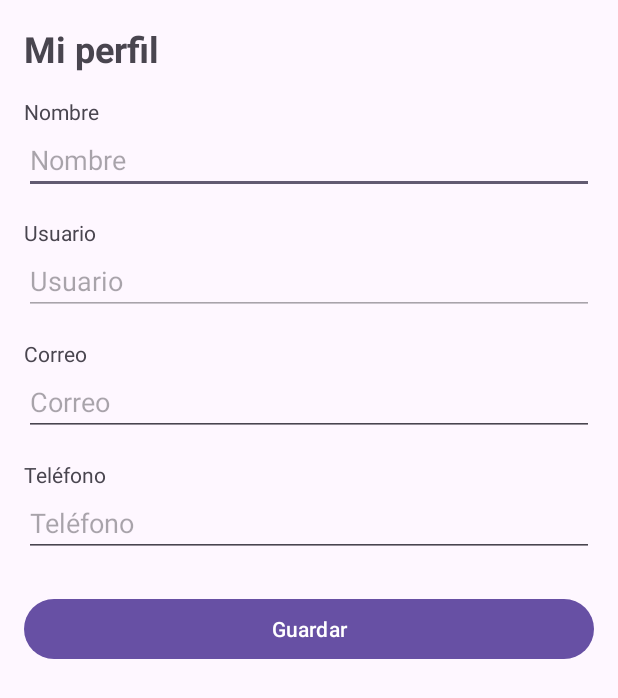
After one commit to JeanPierreTL/APP-ANDROID-VENTA, an Android app: the PerfilActivity screen opened directly, with no data from a screen before it, on a phone screen of 412 x 824 dp. The commit adds this screen. Shown: the top 698 px of the screen. Run offline under Robolectric (Android 15) with nearby library versions, the phone set to English and light mode, and no system bars; 1 statement that could not run was skipped.

Commit message:
24-11-2024

```diff
--- a/build.gradle.kts
+++ b/build.gradle.kts
@@ -1,5 +1,5 @@
 plugins {
-    id("com.android.application") version "8.7.2"
+    id("com.android.application") version "8.2.2"
     }
 
     allprojects {
@@ -55,7 +55,6 @@ dependencies {
     androidTestImplementation("androidx.test.ext:junit:1.2.1")
     androidTestImplementation("androidx.test.espresso:espresso-core:3.6.1")
     implementation("net.sourceforge.jtds:jtds:1.3.1")
-
     implementation("com.squareup.retrofit2:retrofit:2.9.0")
     implementation("com.squareup.retrofit2:converter-gson:2.9.0")
     implementation("com.squareup.okhttp3:okhttp:4.9.0")
--- a/settings.gradle.kts
+++ b/settings.gradle.kts
@@ -11,4 +11,4 @@ dependencyResolutionManagement {
         mavenCentral()
     }
 }
-rootProject.name = "PAPEROSOF" // Cambia "MyApplication" por el nombre de tu proyecto
+rootProject.name = "MyApplication" // Cambia "MyApplication" por el nombre de tu proyecto
--- a/src/main/AndroidManifest.xml
+++ b/src/main/AndroidManifest.xml
@@ -15,16 +15,18 @@
         android:supportsRtl="true"
         android:theme="@style/Theme.MyApplication"
         tools:targetApi="31">
-
+        <activity
+            android:name=".Activity.PerfilActivity"
+            android:exported="false" />
         <activity
             android:name=".Activity.FacturaRucActivity"
             android:exported="true">
             <intent-filter>
                 <action android:name="com.example.myapplication.FACTURA_RUC" />
+
                 <category android:name="android.intent.category.DEFAULT" />
             </intent-filter>
         </activity>
-
         <activity
             android:name=".Activity.PersonalisacionActivity"
             android:exported="false" />
--- a/src/main/java/com/example/myapplication/Activity/LoginActivity.java
+++ b/src/main/java/com/example/myapplication/Activity/LoginActivity.java
@@ -64,6 +64,7 @@ public class LoginActivity extends AppCompatActivity {
                     progressDialog.dismiss(); // Cerrar el ProgressDialog
                     if (esValido) {
                         Intent intent = new Intent(LoginActivity.this, HomeActivity.class);
+                        intent.putExtra("usuario_logeado", usuarioInput);
                         startActivity(intent);
                         finish();
                     } else {
--- /dev/null
+++ b/src/main/java/com/example/myapplication/Activity/PerfilActivity.java
@@ -0,0 +1,165 @@
+package com.example.myapplication.Activity;
+
+import android.app.AlertDialog;
+import android.app.Dialog;
+import android.content.Intent;
+import android.graphics.drawable.ColorDrawable;
+import android.os.Bundle;
+import android.os.Handler;
+import android.view.ViewGroup;
+import android.widget.Button;
+import android.widget.EditText;
+import android.widget.TextView;
+import android.widget.Toast;
+
+import androidx.activity.EdgeToEdge;
+import androidx.appcompat.app.AppCompatActivity;
+
+import com.example.myapplication.Models.Cliente;
+import com.example.myapplication.Models.ClienteDAO;
+import com.example.myapplication.Models.ClienteDAOImpl;
+import com.example.myapplication.Models.SQLServerConnector;
+import com.example.myapplication.R;
+import com.example.myapplication.R;
+
+public class PerfilActivity extends AppCompatActivity {
+    private EditText etNombre, etUsuario, etCorreo, etTelefono;
+    private Button btnGuardar;
+    private ClienteDAO clienteDAO;
+    private Cliente clienteLogeado;
+
+    @Override
+    protected void onCreate(Bundle savedInstanceState) {
+        super.onCreate(savedInstanceState);
+        EdgeToEdge.enable(this);
+        setContentView(R.layout.activity_user_perfil);
+        etNombre = findViewById(R.id.etNombre);
+        etUsuario = findViewById(R.id.etUsuario);
+        etCorreo = findViewById(R.id.etCorreo);
+        etTelefono = findViewById(R.id.etTelefono);
+        btnGuardar = findViewById(R.id.btnGuardar);
+
+        SQLServerConnector sqlConnector = new SQLServerConnector();
+        clienteDAO = new ClienteDAOImpl(sqlConnector);
+
+        Intent intent = getIntent();
+        if (intent != null && intent.hasExtra("usuario_logeado")) {
+            String usuarioLogeado = intent.getStringExtra("usuario_logeado");
+            clienteLogeado = clienteDAO.obtenerClientePorUsuario(usuarioLogeado);
+
+            if (clienteLogeado != null) {
+                cargarDatosUsuario();
+            } else {
+                Toast.makeText(this, "Error al cargar los datos del usuario", Toast.LENGTH_SHORT).show();
+            }
+        } else {
+            Toast.makeText(this, "No se pudo obtener el usuario logeado", Toast.LENGTH_SHORT).show();
+            finish(); // Cerrar la actividad si no se pasa un usuario
+        }
+
+        btnGuardar.setOnClickListener(v -> guardarCambios());
+
+
+
+    }
+
+    private void cargarDatosUsuario() {
+        // Cargar los datos del cliente en los campos de texto
+        if (clienteLogeado != null) {
+            etNombre.setText(clienteLogeado.getNombre());
+            etUsuario.setText(clienteLogeado.getUsuario());
+            etCorreo.setText(clienteLogeado.getCorreo());
+            etTelefono.setText(clienteLogeado.getTelefono());
+            etUsuario.setEnabled(false); // Desactivar el campo de usuario para que no sea editable
+        } else {
+            Toast.makeText(this, "Error: No se pudieron cargar los datos del usuario", Toast.LENGTH_SHORT).show();
+        }
+    }
+
+    private void guardarCambios() {
+        // Obtener los datos actualizados de los campos
+        String nuevoNombre = etNombre.getText().toString().trim();
+        String nuevoCorreo = etCorreo.getText().toString().trim();
+        String nuevoTelefono = etTelefono.getText().toString().trim();
+
+        // Validar los campos
+        if (nuevoNombre.isEmpty()) {
+            etNombre.setError("El nombre no puede estar vacío");
+            return;
+        }
+        if (nuevoCorreo.isEmpty()) {
+            etCorreo.setError("El correo no puede estar vacío");
+            return;
+        }
+        if (!nuevoTelefono.matches("\\d{9}")) {
+            etTelefono.setError("El teléfono debe tener 9 dígitos");
+            return;
+        }
+
+        // Mostrar un diálogo de confirmación con los datos actuales
+        String mensajeConfirmacion = "Datos actuales:\n\n" +
+                "Nombre: " + clienteLogeado.getNombre() + "\n" +
+                "Correo: " + clienteLogeado.getCorreo() + "\n" +
+                "Teléfono: " + clienteLogeado.getTelefono() + "\n\n" +
+                "¿Deseas guardar los nuevos datos?";
+
+        new AlertDialog.Builder(this)
+                .setTitle("Confirmar cambios")
+                .setMessage(mensajeConfirmacion)
+                .setPositiveButton("Guardar", (dialog, which) -> {
+                    // Actualizar los datos en el cliente logeado
+                    clienteLogeado.setNombre(nuevoNombre);
+                    clienteLogeado.setCorreo(nuevoCorreo);
+                    clienteLogeado.setTelefono(nuevoTelefono);
+
+                    // Guardar en la base de datos
+                    boolean resultado = clienteDAO.actualizarCliente(clienteLogeado);
+
+                    if (resultado) {
+                        mostrarDialogoAviso("¡Exito!");
+                    } else {
+                        Toast.makeText(this, "Error al guardar los cambios", Toast.LENGTH_SHORT).show();
+                    }
+                })
+                .setNegativeButton("Cancelar", null)
+                .show();
+    }
+
+    private void mostrarDialogoAviso(String mensaje) {
+        Dialog dialog = new Dialog(this);
+        dialog.setContentView(R.layout.alerta_confirmacion);
+        dialog.getWindow().setLayout(ViewGroup.LayoutParams.WRAP_CONTENT, ViewGroup.LayoutParams.WRAP_CONTENT);
+        dialog.getWindow().setBackgroundDrawable(new ColorDrawable(android.graphics.Color.TRANSPARENT));
+        dialog.setCancelable(true); // Permitir cerrar el diálogo al tocar fuera
+
+        // Configurar el mensaje
+       TextView dialogMessage = dialog.findViewById(R.id.dialogMessage);
+        dialogMessage.setText(mensaje);
+
+        // Mostrar el diálogo
+        dialog.show();
+
+        // Cerrar automáticamente después de 2 segundos
+        new Handler().postDelayed(dialog::dismiss, 2000);
+    }
+
+
+
+
+
+
+
+
+
+
+
+
+
+
+
+
+
+
+
+
+}
--- a/src/main/java/com/example/myapplication/Models/ClienteDAO.java
+++ b/src/main/java/com/example/myapplication/Models/ClienteDAO.java
@@ -6,6 +6,8 @@ public interface ClienteDAO {
     boolean existeUsuario(String usuario);
     boolean existeCorreo(String correo);
     boolean iniciarSesion(String usuario, String contrasena);
+    Cliente obtenerClientePorUsuario(String usuario);
+    boolean actualizarCliente(Cliente cliente);
 
 
 }
--- /dev/null
+++ b/src/main/res/layout/activity_user_perfil.xml
@@ -0,0 +1,81 @@
+<ScrollView xmlns:android="http://schemas.android.com/apk/res/android"
+    android:layout_width="match_parent"
+    android:layout_height="match_parent"
+    android:padding="16dp">
+
+    <LinearLayout
+        android:layout_width="match_parent"
+        android:layout_height="wrap_content"
+        android:orientation="vertical">
+
+        <!-- Título -->
+        <TextView
+            android:id="@+id/tvTitle"
+            android:layout_width="wrap_content"
+            android:layout_height="wrap_content"
+            android:text="Mi perfil"
+            android:textSize="24sp"
+            android:textStyle="bold"
+            android:layout_marginBottom="16dp" />
+
+        <!-- Campo Nombres -->
+        <TextView
+            android:layout_width="wrap_content"
+            android:layout_height="wrap_content"
+            android:text="Nombre"
+            android:textSize="14sp" />
+        <EditText
+            android:id="@+id/etNombre"
+            android:layout_width="match_parent"
+            android:layout_height="wrap_content"
+            android:hint="Nombre" />
+
+        <!-- Campo Usuario -->
+        <TextView
+            android:layout_width="wrap_content"
+            android:layout_height="wrap_content"
+            android:text="Usuario"
+            android:textSize="14sp"
+            android:layout_marginTop="16dp" />
+        <EditText
+            android:id="@+id/etUsuario"
+            android:layout_width="match_parent"
+            android:layout_height="wrap_content"
+            android:hint="Usuario"
+            android:enabled="false" />
+
+        <!-- Campo Correo -->
+        <TextView
+            android:layout_width="wrap_content"
+            android:layout_height="wrap_content"
+            android:text="Correo"
+            android:textSize="14sp"
+            android:layout_marginTop="16dp" />
+        <EditText
+            android:id="@+id/etCorreo"
+            android:layout_width="match_parent"
+            android:layout_height="wrap_content"
+            android:hint="Correo" />
+
+        <!-- Campo Teléfono -->
+        <TextView
+            android:layout_width="wrap_content"
+            android:layout_height="wrap_content"
+            android:text="Teléfono"
+            android:textSize="14sp"
+            android:layout_marginTop="16dp" />
+        <EditText
+            android:id="@+id/etTelefono"
+            android:layout_width="match_parent"
+            android:layout_height="wrap_content"
+            android:hint="Teléfono" />
+
+        <!-- Botón Guardar -->
+        <Button
+            android:id="@+id/btnGuardar"
+            android:layout_width="match_parent"
+            android:layout_height="wrap_content"
+            android:text="Guardar"
+            android:layout_marginTop="24dp" />
+    </LinearLayout>
+</ScrollView>
```
Also changed, not shown: src/main/java/com/example/myapplication/Activity/HomeActivity.java (+12 -3 lines), src/main/java/com/example/myapplication/Activity/PersonalisacionActivity.java (+10 -1 lines), src/main/java/com/example/myapplication/Models/ClienteDAOImpl.java (+73 -0 lines), src/main/res/drawable/check_circle_48px.xml (added, +10 -0 lines), src/main/res/drawable/person_48px.xml (added, +10 -0 lines), src/main/res/layout/alerta_confirmacion.xml (added, +31 -0 lines), src/main/res/layout/home.xml (+18 -8 lines). Lines whose indentation alone changed are shown as unchanged.
